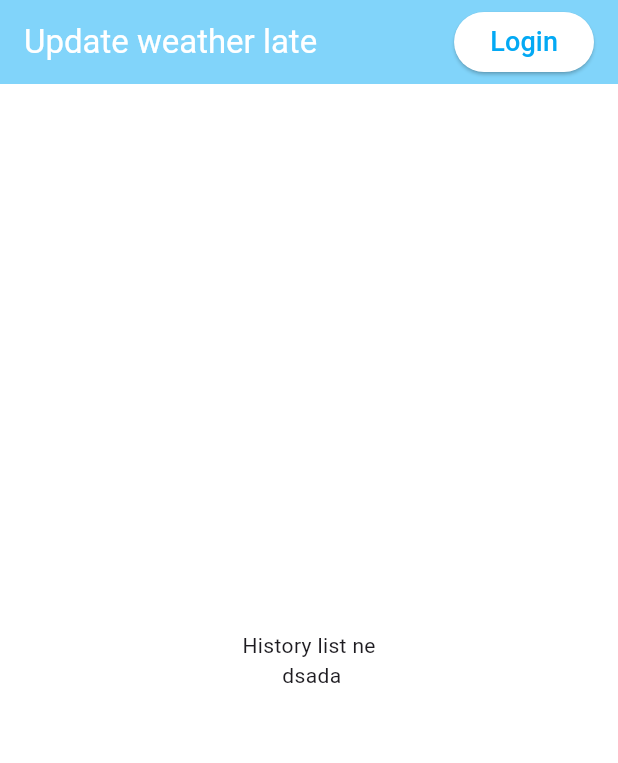
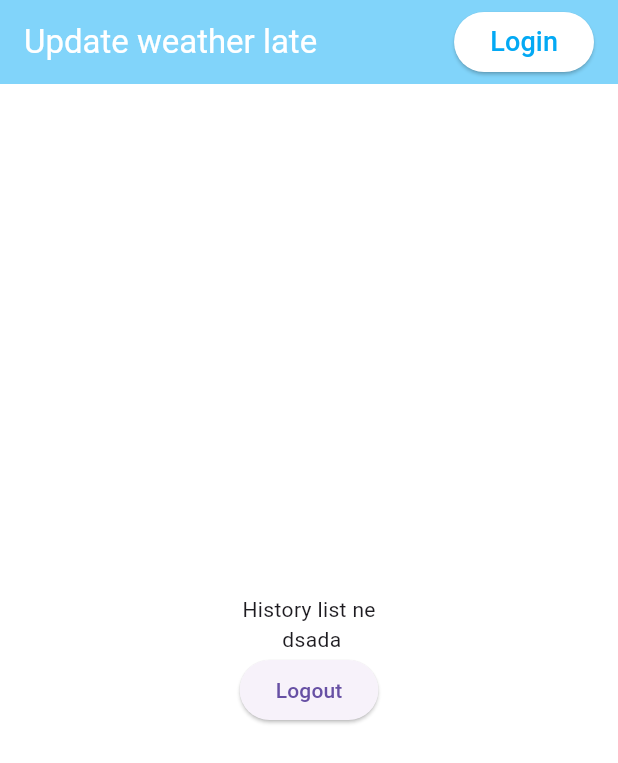
Before and after one commit to zzNatezz/FLUTTER_MUSIUM, a Flutter app: the screen it shows after launch, on a phone screen of 412 x 824 dp. Shown: the top 763 px of the screen. Run offline on Flutter 3.47's test engine with Material 3 defaults, Android fonts, the phone set to English and light mode, and no system bars; our stand-ins replace bloc, dio, equatable, firebase_auth, firebase_core, flutter_bloc and 4 more; missing offline and left inert: dart_jsonwebtoken; accounts and stored records are empty.

Commit message:
HistoryCubit is in process

```diff
--- a/lib/core/consttants/api_path.dart
+++ b/lib/core/consttants/api_path.dart
@@ -1,4 +1,6 @@
 class ApiPath {
   static const _mainEndpoint = 'https://be-song.vercel.app';
+  late String userId;
   static const String loginEndPoint = '$_mainEndpoint/v1/auth/login';
+  static const String HistorySongEP = '$_mainEndpoint/v1/songs/listened';
 }
--- a/lib/core/repo/repo_auth/auth_repo.dart
+++ b/lib/core/repo/repo_auth/auth_repo.dart
@@ -10,8 +10,7 @@ import 'package:golobe/core/repo/repo_auth/exceptions/gg_exept.dart';
 import 'package:google_sign_in/google_sign_in.dart';
 
 class AuthRepo {
-  // final ApiClient _apiClient = ApiClient();
-  static final _auth_fb = FirebaseAuth.instance;
+  final FirebaseAuth _auth_fb = FirebaseAuth.instance;
   final dio = Dio();
   Future<LoginEntity> authLogin({
     BuildContext? context,
@@ -19,20 +18,18 @@ class AuthRepo {
     required String password,
   }) async {
     try {
-      final dio = Dio();
       final Map<String, dynamic> data = {
         'username': email,
         'password': password,
       };
       Response req = await dio.post(ApiPath.loginEndPoint, data: data);
 
-      final jsonEncoded = jsonEncode(req.data);
+      if (req.statusCode == 200) {
+        final jsonEncoded = jsonEncode(req.data);
 
-      final jsonDecoded = jsonDecode(jsonEncoded);
+        final jsonDecoded = jsonDecode(jsonEncoded);
 
-      final decoded = JWT.decode(jsonDecoded);
-
-      if (req.statusCode == 200) {
+        final decoded = JWT.decode(jsonDecoded);
         return LoginEntity(
             id: decoded.payload['_id'],
             username: decoded.payload['username'],
@@ -48,7 +45,7 @@ class AuthRepo {
     }
   }
 
-  //Sing with Googl;e
+  //Sing with Google
   Future<UserCredential> signInWithGoogle() async {
     // Trigger the authentication flow
     final GoogleSignInAccount? googleUser = await GoogleSignIn().signIn();
--- a/lib/layout/landing_page/components/appbar_title.dart
+++ b/lib/layout/landing_page/components/appbar_title.dart
@@ -52,12 +52,17 @@ class _AppbarTitleState extends State<AppbarTitle> {
                 height: 30,
               ),
               HorizontalSpace(value: 10),
-              SvgPicture.asset(
-                widget.user?.avatar == null
-                    ? IconsPath.defaultAvatar
-                    : widget.user!.avatar.toString(),
-                height: 40,
-              )
+              ClipRRect(
+                  borderRadius: BorderRadius.circular(20.0),
+                  child: Image.network(
+                    widget.user!.avatar,
+                    height: 40,
+                    errorBuilder: (BuildContext context, Object exception,
+                        StackTrace? stackTrace) {
+                      return SvgPicture.asset(IconsPath.defaultAvatar,
+                          height: 40);
+                    },
+                  )),
             ],
           )
         ],
--- a/lib/layout/landing_page/landing_page.dart
+++ b/lib/layout/landing_page/landing_page.dart
@@ -24,6 +24,11 @@ class LandingPage extends StatelessWidget {
           children: [
             HistoryList(),
             Text(' dsada'),
+            ElevatedButton(
+                onPressed: () {
+                  authCubit.Logout(context: context);
+                },
+                child: Text('Logout'))
           ],
         ),
       ),
```
Also changed, not shown: lib/apiStorage/api_store.dart (+17 -16 lines), lib/core/cubit/auth/auth_musium/auth_cubit.dart (+11 -4 lines), lib/core/cubit/fetch_data/history/history_cubit.dart (added, +12 -0 lines), lib/core/cubit/fetch_data/history/history_state.dart (added, +15 -0 lines), lib/core/repo/repo_history_list/history_list_repo.dart (added, +40 -0 lines).
